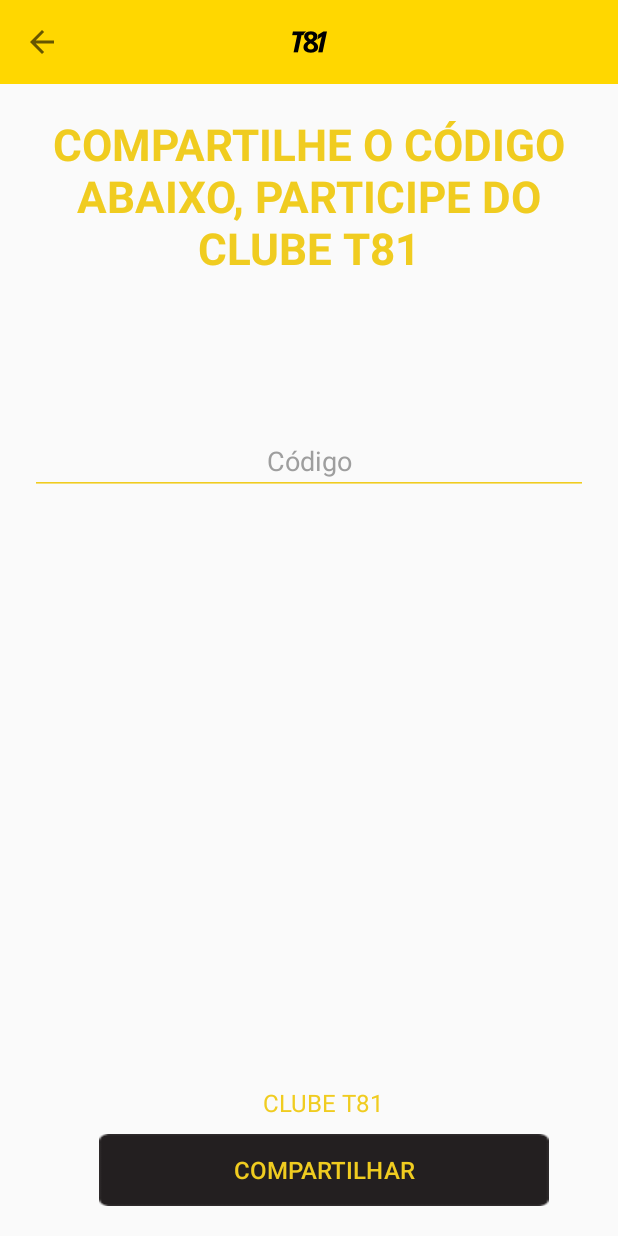
After one commit to miqueias/monster, an Android app: the CodigoIndicacaoActivity screen opened directly, with no data from a screen before it, on a phone screen of 412 x 824 dp. The commit adds this screen. Run offline under Robolectric (Android 15) with nearby library versions, the phone set to English and light mode, and no system bars.

Commit message:
TELA CODIGO INDICAÇÃO;

```diff
--- a/app/src/main/AndroidManifest.xml
+++ b/app/src/main/AndroidManifest.xml
@@ -38,6 +38,11 @@
             android:label="cadastro"
             android:screenOrientation="portrait">
         </activity>
+        <activity
+            android:name=".CodigoIndicacaoActivity"
+            android:label="codigo"
+            android:screenOrientation="portrait">
+        </activity>
     </application>
 
 </manifest>
--- /dev/null
+++ b/app/src/main/java/com/example/marlon/estudo/CodigoIndicacaoActivity.java
@@ -0,0 +1,39 @@
+package com.example.marlon.estudo;
+
+
+import android.os.Bundle;
+import android.support.v7.app.AppCompatActivity;
+import android.support.v7.widget.Toolbar;
+import android.view.MenuItem;
+
+public class CodigoIndicacaoActivity extends AppCompatActivity {
+
+    @Override
+    protected void onCreate(Bundle savedInstanceState) {
+        super.onCreate(savedInstanceState);
+        setContentView(R.layout.activity_codigo_indicacao);
+
+        // Handle Toolbar
+        Toolbar toolbar = (Toolbar) findViewById(R.id.toolbar);
+        toolbar.setTitle("");
+        setSupportActionBar(toolbar);
+        getSupportActionBar().setDisplayHomeAsUpEnabled(true);
+    }
+
+    @Override
+    public boolean onOptionsItemSelected(MenuItem item) {
+        switch (item.getItemId()) {
+            case android.R.id.home:
+                finish();
+                return true;
+            default:
+                return super.onOptionsItemSelected(item);
+        }
+    }
+
+    @Override
+    public void onBackPressed() {
+        finish();
+        super.onBackPressed();
+    }
+}
--- a/app/src/main/java/com/example/marlon/estudo/MainActivity.java
+++ b/app/src/main/java/com/example/marlon/estudo/MainActivity.java
@@ -1,5 +1,6 @@
 package com.example.marlon.estudo;
 
+import android.content.Intent;
 import android.os.Bundle;
 import android.support.design.widget.TabLayout;
 import android.support.v4.app.Fragment;
@@ -80,6 +81,9 @@ public class MainActivity extends AppCompatActivity implements NavigationView.On
 
         } else if (id == R.id.nav_sair) {
 
+        } else if (id == R.id.nav_codigo) {
+            Intent it = new Intent(getBaseContext(), CodigoIndicacaoActivity.class);
+            startActivity(it);
         }
 
         DrawerLayout drawer = (DrawerLayout) findViewById(R.id.drawer_layout);
--- /dev/null
+++ b/app/src/main/res/layout/activity_codigo_indicacao.xml
@@ -0,0 +1,94 @@
+<?xml version="1.0" encoding="utf-8"?>
+<RelativeLayout xmlns:android="http://schemas.android.com/apk/res/android"
+    xmlns:app="http://schemas.android.com/apk/res-auto"
+    android:layout_width="match_parent"
+    android:layout_height="match_parent"
+    android:focusable="true"
+    android:focusableInTouchMode="true"
+    android:orientation="vertical">
+
+    <android.support.v7.widget.Toolbar
+        android:id="@+id/toolbar"
+        android:layout_width="match_parent"
+        android:layout_height="?attr/actionBarSize"
+        android:background="?attr/colorPrimary"
+        app:popupTheme="@style/AppTheme.PopupOverlay" >
+
+        <ImageButton
+            android:layout_width="wrap_content"
+            android:layout_height="wrap_content"
+            android:id="@+id/imgFaclita"
+            android:layout_centerHorizontal="true"
+            android:layout_gravity="center"
+            android:background="@drawable/logo_actionbar"
+            />
+
+    </android.support.v7.widget.Toolbar>
+
+    <LinearLayout
+        android:orientation="vertical"
+        android:layout_width="match_parent"
+        android:layout_height="wrap_content"
+        android:layout_below="@+id/toolbar"
+        android:layout_marginTop="20dp"
+        android:layout_marginLeft="20dp"
+        android:layout_marginRight="20dp"
+        android:id="@+id/linearLayout">
+
+        <TextView
+            android:layout_width="wrap_content"
+            android:layout_height="wrap_content"
+            android:text="COMPARTILHE O CÓDIGO ABAIXO, PARTICIPE DO CLUBE T81"
+            android:id="@+id/textView2"
+            android:gravity="center"
+            android:textSize="29sp"
+            android:textColor="@color/amarelo"
+            android:textStyle="bold" />
+
+        <EditText
+            android:layout_width="match_parent"
+            android:layout_height="wrap_content"
+            android:id="@+id/etCodigo"
+            android:hint="Código"
+            android:gravity="center"
+            android:inputType="textNoSuggestions"
+            android:textColorHint="@color/grey"
+            android:backgroundTint="@color/amarelo"
+            android:layout_marginTop="100dp" />
+
+    </LinearLayout>
+
+    <LinearLayout
+        android:orientation="vertical"
+        android:layout_width="match_parent"
+        android:layout_height="wrap_content"
+        android:layout_alignParentBottom="true"
+        android:layout_alignLeft="@+id/linearLayout"
+        android:layout_alignStart="@+id/linearLayout"
+        android:layout_marginBottom="20dp">
+
+        <TextView
+            android:layout_width="wrap_content"
+            android:layout_height="wrap_content"
+            android:text="CLUBE T81"
+            android:id="@+id/textView3"
+            android:layout_alignParentBottom="true"
+            android:layout_gravity="center_horizontal"
+            android:textSize="16sp"
+            android:textColor="@color/amarelo"
+            android:layout_marginBottom="10dp" />
+
+        <Button
+            android:id="@+id/btnCompartilhar"
+            android:layout_width="300dp"
+            android:layout_height="wrap_content"
+            android:layout_gravity="center_horizontal"
+            android:background="@drawable/btn_bg_black"
+            android:text="Compartilhar"
+            android:layout_alignParentBottom="true"
+            android:textColor="@color/amarelo"
+            android:textSize="16sp" />
+
+    </LinearLayout>
+
+</RelativeLayout>
--- a/app/src/main/res/layout/nav_header_main.xml
+++ b/app/src/main/res/layout/nav_header_main.xml
@@ -22,7 +22,7 @@
         android:layout_width="match_parent"
         android:layout_height="wrap_content"
         android:paddingTop="@dimen/nav_header_vertical_spacing"
-        android:text="Android Studio"
+        android:text="Nome Sobrenome"
         android:textAppearance="@style/TextAppearance.AppCompat.Body1" />
 
 </LinearLayout>
--- a/app/src/main/res/menu/activity_main_drawer.xml
+++ b/app/src/main/res/menu/activity_main_drawer.xml
@@ -14,5 +14,8 @@
         <item
             android:id="@+id/nav_sair"
             android:title="Sair" />
+        <item
+            android:id="@+id/nav_codigo"
+            android:title="Codigo" />
     </group>
 </menu>
```
